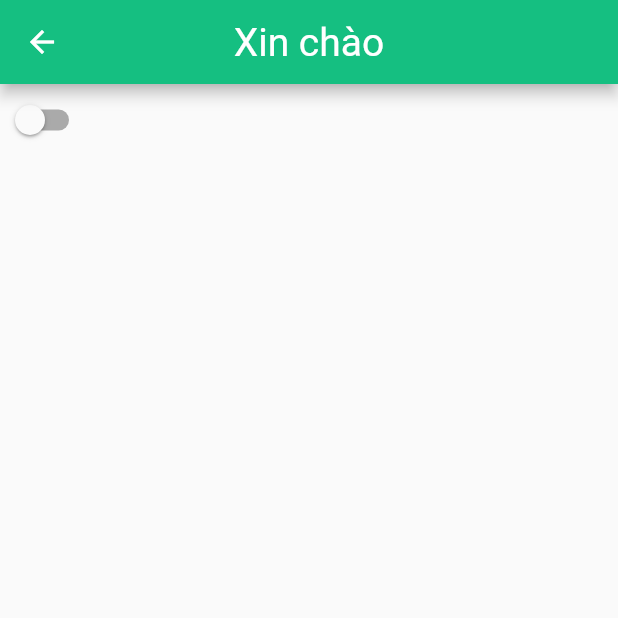
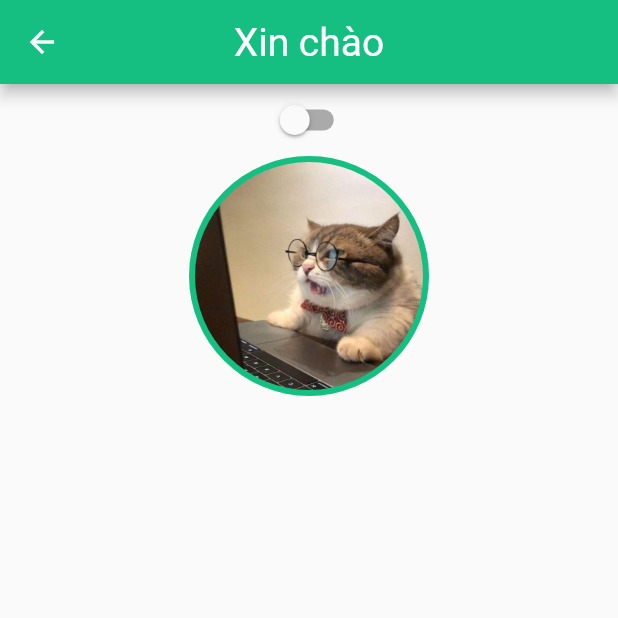
Before and after one commit to fptu-team-404-not-found/co_tam_houseworker_mobile, a Flutter app: the HomePage screen opened by its route, on a phone screen of 412 x 824 dp, the top half of it. Run offline on Flutter 3.47's test engine with Material 2 defaults, Android fonts, the phone set to English and light mode, and no system bars; our stand-ins replace flutter_clean_architecture, font_awesome_flutter.

Commit message:
[tienhuynh-tn] Avater widget

```diff
--- a/lib/app/pages/home/home_view.dart
+++ b/lib/app/pages/home/home_view.dart
@@ -1,4 +1,5 @@
 import 'package:co_tam_houseworker_mobile/app/pages/home/home_controller.dart';
+import 'package:co_tam_houseworker_mobile/app/widgets/avatar.dart';
 import 'package:co_tam_houseworker_mobile/app/widgets/switch_button.dart';
 import 'package:co_tam_houseworker_mobile/app/widgets/top_app_bar.dart';
 import 'package:flutter/material.dart';
@@ -16,12 +17,20 @@ class HomePageView extends ViewState<HomePage, HomeController> {
 
   @override
   // TODO: implement view
-  Widget get view => const Scaffold(
-    appBar: PreferredSize(
+  Widget get view => Scaffold(
+    appBar: const PreferredSize(
         preferredSize: Size(VisualDensity.maximumDensity, 56),
         child: TopAppBar("Xin chào", null)
     ),
-    body: SwitchButton(),
+    body: Column(
+      crossAxisAlignment: CrossAxisAlignment.stretch,
+      mainAxisSize: MainAxisSize.max,
+      mainAxisAlignment: MainAxisAlignment.start,
+      children: const [
+        SwitchButton(),
+        Avatar(radius: 80)
+      ],
+    ),
   );
 
 }
--- /dev/null
+++ b/lib/app/widgets/avatar.dart
@@ -0,0 +1,25 @@
+import 'package:co_tam_houseworker_mobile/app/utils/constant.dart';
+import 'package:flutter/material.dart';
+
+class Avatar extends StatelessWidget {
+  final String imgUrl;
+  final double radius;
+
+  const Avatar(
+      {Key? key,
+      this.imgUrl = 'assets/img/default_avatar.jpg',
+      required this.radius})
+      : super(key: key);
+
+  @override
+  Widget build(BuildContext context) {
+    return CircleAvatar(
+      radius: radius,
+      backgroundColor: AppColor.primaryColor100,
+      child: Padding(
+        padding: const EdgeInsets.all(4), // Border radius
+        child: ClipOval(child: Image.asset(imgUrl)),
+      ),
+    );
+  }
+}
```
Also changed, not shown: assets/img/default_avatar.jpg (added).
